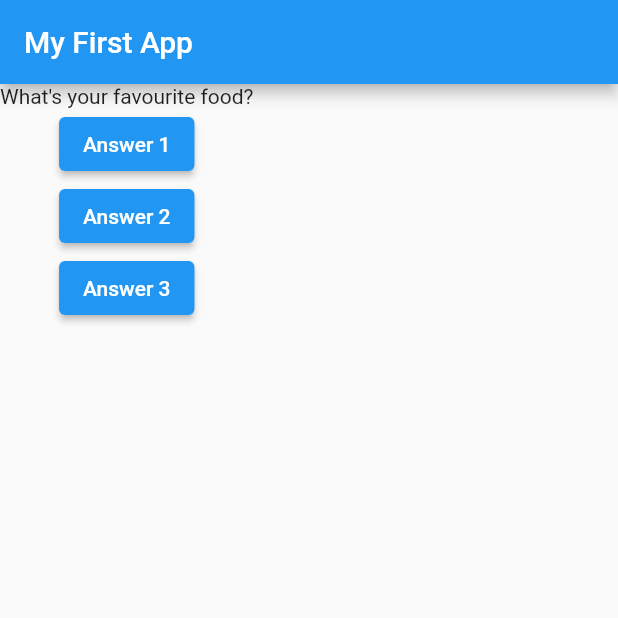
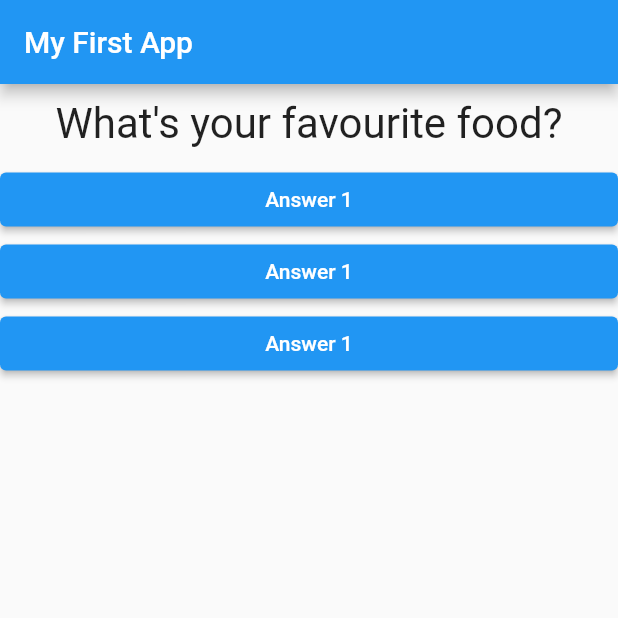
Before and after one commit to BSThisarasinghe/flutter_complete_guide, a Flutter app: the screen it shows after launch, on a phone screen of 412 x 824 dp, the top half of it. Run offline on Flutter 3.47's test engine with Material 2 defaults, Android fonts, the phone set to English and light mode, and no system bars.

Commit message:
Added answer dart

```diff
--- /dev/null
+++ b/lib/answer.dart
@@ -0,0 +1,19 @@
+import 'package:flutter/material.dart';
+
+class Answer extends StatelessWidget {
+  final VoidCallback selectHandler;
+
+  Answer(this.selectHandler);
+
+  @override
+  Widget build(BuildContext context) {
+    return Container(
+      width: double.infinity,
+      child: ElevatedButton(
+        onPressed: selectHandler,
+        child: Text('Answer 1'),
+        // style: ButtonStyle(backgroundColor: Colors.blue),
+      ),
+    );
+  }
+}
--- a/lib/main.dart
+++ b/lib/main.dart
@@ -1,5 +1,7 @@
 import 'package:flutter/material.dart';
 import './question.dart';
+import './answer.dart';
+
 void main() {
   runApp(MyApp());
 }
@@ -37,21 +39,9 @@ class _MyAppState extends State<MyApp> {
           Question(
             questions[_questionIndex],
           ),
-          ElevatedButton(
-            onPressed: _answerQuestion,
-            child: Text('Answer 1'),
-          ),
-          ElevatedButton(
-            onPressed: () => print('Answer 2 chosen!'),
-            child: Text('Answer 2'),
-          ),
-          ElevatedButton(
-            onPressed: () {
-              // ...
-              print('Answer 3 chosen!');
-            },
-            child: Text('Answer 3'),
-          ),
+          Answer(_answerQuestion),
+          Answer(_answerQuestion),
+          Answer(_answerQuestion),
         ]),
       ),
     );
--- a/lib/question.dart
+++ b/lib/question.dart
@@ -7,6 +7,14 @@ class Question extends StatelessWidget {
 
   @override
   Widget build(BuildContext context) {
-    return Text(questionText);
+    return Container(
+      width: double.infinity,
+      margin: EdgeInsets.all(10),
+      child: Text(
+        questionText,
+        style: TextStyle(fontSize: 28),
+        textAlign: TextAlign.center,
+      ),
+    );
   }
 }
```
